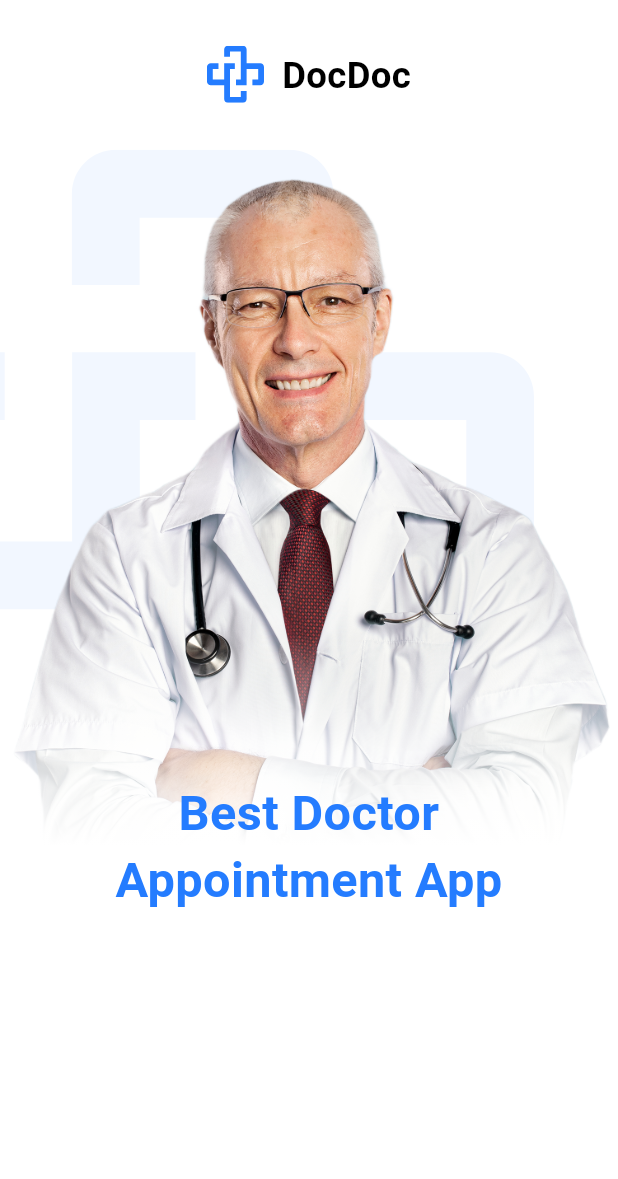
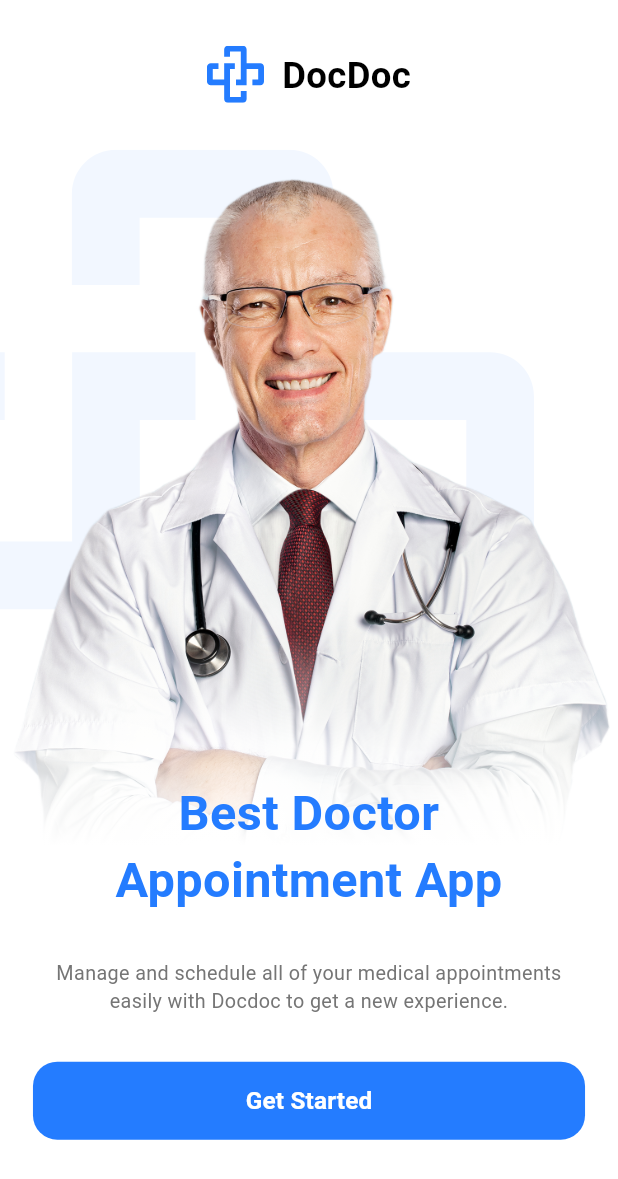
Before and after one commit to Eng-Mosad-99/doc_app_complete_project, a Flutter app: the screen it shows after launch, on a phone screen of 412 x 824 dp. Shown: the top 1179 px of the screen. Run offline on Flutter 3.47's test engine with Material 3 defaults, Android fonts, the phone set to English and light mode, and no system bars; our stand-ins replace flutter_screenutil, flutter_svg.

Commit message:
Add GetStartedButton widget and enhance OnboardingScreen layout with descriptive text

```diff
--- a/lib/core/routing/app_router.dart
+++ b/lib/core/routing/app_router.dart
@@ -4,6 +4,9 @@ import 'package:flutter/material.dart';
 
 class AppRouter {
   Route onGenerateRoute(RouteSettings settings) {
+    // this arguments to be passed in any screen like this (args as className)
+    final args = settings.arguments;
+
     switch (settings.name) {
       case Routes.onBoardingScreen:
         return MaterialPageRoute(builder: (_) => const OnboardingScreen());
--- a/lib/core/theming/styles.dart
+++ b/lib/core/theming/styles.dart
@@ -14,4 +14,14 @@ class Styles {
     fontWeight: FontWeight.bold,
     color: ColorsManager.mainBlue,
   );
+  static TextStyle font13GreyRegular =  TextStyle(
+    fontSize: 13.sp,
+    fontWeight: FontWeight.normal,
+    color: ColorsManager.grey,
+  );
+  static TextStyle font16WhiteSemiBold =  TextStyle(
+    fontSize: 16.sp,
+    fontWeight: FontWeight.w600,
+    color: Colors.white,
+  );
 }
--- a/lib/feature/onboarding/onboarding_screen.dart
+++ b/lib/feature/onboarding/onboarding_screen.dart
@@ -1,7 +1,9 @@
+import 'package:doc_app_complete_project/core/theming/styles.dart';
 import 'package:flutter/material.dart';
 import 'package:flutter_screenutil/flutter_screenutil.dart';
 import 'widgets/doc_logo_and_name.dart';
 import 'widgets/doctor_image_and_text.dart';
+import 'widgets/get_started_button.dart';
 
 class OnboardingScreen extends StatelessWidget {
   const OnboardingScreen({super.key});
@@ -18,6 +20,16 @@ class OnboardingScreen extends StatelessWidget {
                 const DocLogoAndName(),
                 SizedBox(height: 30.h),
                 const DoctorImageAndText(),
+                Padding(
+                  padding:  EdgeInsets.symmetric(horizontal: 20.w),
+                  child: Column(
+                    children: <Widget>[
+                      Text('Manage and schedule all of your medical appointments easily with Docdoc to get a new experience.', style: Styles.font13GreyRegular,textAlign: TextAlign.center,),
+                      SizedBox(height: 30.h,),
+                  const GetStartedButton(),
+                    ],
+                  ),
+                ),
               ],
             ),
           ),
--- /dev/null
+++ b/lib/feature/onboarding/widgets/get_started_button.dart
@@ -0,0 +1,25 @@
+import 'package:flutter/material.dart';
+import 'package:flutter_screenutil/flutter_screenutil.dart';
+
+import '../../../core/theming/colors.dart';
+import '../../../core/theming/styles.dart';
+
+class GetStartedButton extends StatelessWidget {
+  const GetStartedButton({super.key});
+
+  @override
+  Widget build(BuildContext context) {
+    return TextButton(
+      style: ButtonStyle(
+        backgroundColor: WidgetStateProperty.all(ColorsManager.mainBlue),
+        tapTargetSize: MaterialTapTargetSize.shrinkWrap,
+        minimumSize: WidgetStateProperty.all(const Size(double.infinity, 52)),
+        shape: WidgetStateProperty.all(
+          RoundedRectangleBorder(borderRadius: BorderRadius.circular(16.r)),
+        ),
+      ),
+      onPressed: () {},
+      child: Text('Get Started', style: Styles.font16WhiteSemiBold),
+    );
+  }
+}
```
